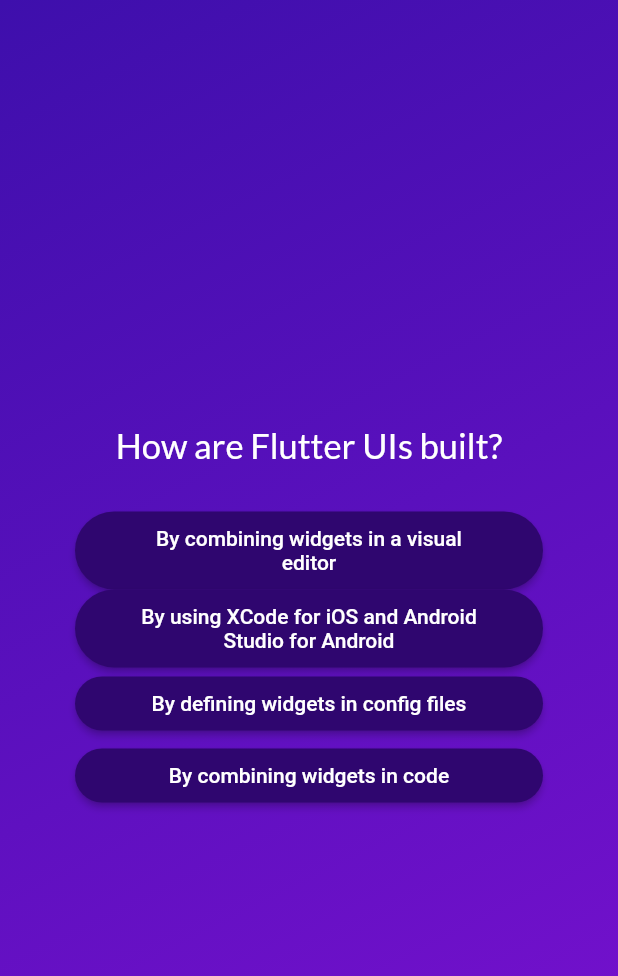
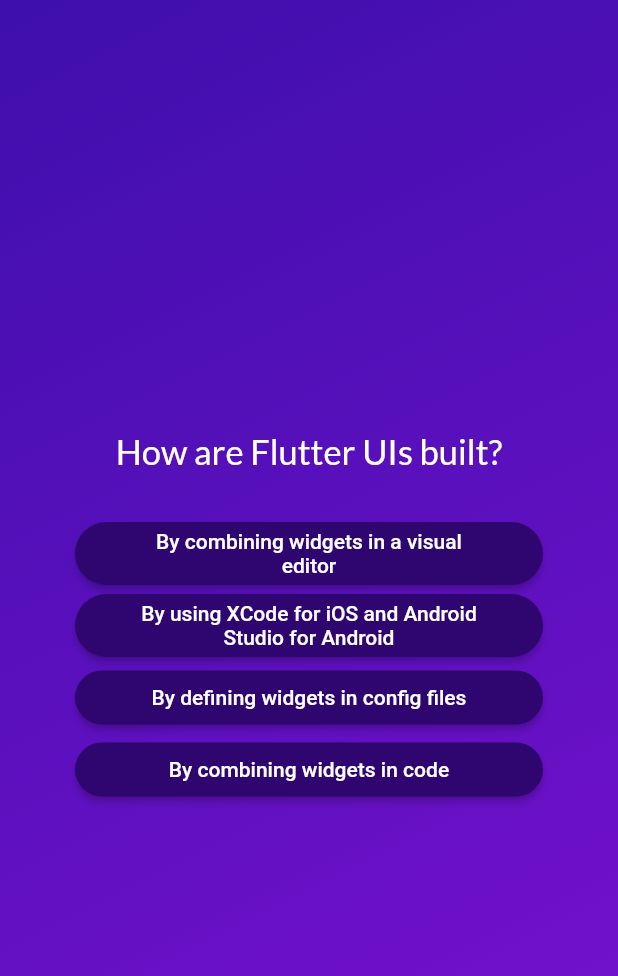
Before and after one commit to Indranilsen2005/Demo_Quiz_App, a Flutter app: the screen it shows after launch, after a tap on "Start Quiz", after a tap on "Components", on a phone screen of 412 x 824 dp. Shown: the top 976 px of the screen. Run offline on Flutter 3.47's test engine with Material 2 defaults, Android fonts, the phone set to English and light mode, and no system bars; our stand-ins replace google_fonts.

Commit message:
Added results screen

```diff
--- a/lib/answer_button.dart
+++ b/lib/answer_button.dart
@@ -12,7 +12,7 @@ class AnswerButton extends StatelessWidget {
       style: ElevatedButton.styleFrom(
         padding: const EdgeInsets.symmetric(
           horizontal: 40,
-          vertical: 10,
+          vertical: 5,
         ),
         backgroundColor: const Color.fromARGB(255, 47, 6, 111),
         foregroundColor: Colors.white,
--- a/lib/questions_screen.dart
+++ b/lib/questions_screen.dart
@@ -4,15 +4,16 @@ import 'package:quiz_app/data/questions.dart';
 import 'package:google_fonts/google_fonts.dart';
 
 class QuestionsScreen extends StatefulWidget {
-  const QuestionsScreen({super.key});
-
+  const QuestionsScreen(this.storeSelectedAnswer, {super.key});
+  final void Function(String answer) storeSelectedAnswer;
   @override
   State<QuestionsScreen> createState() => _QuestionsScreenState();
 }
 
 class _QuestionsScreenState extends State<QuestionsScreen> {
   var currentQuestionIndex = 0;
-  void onTapAnswer() {
+  void onTapAnswer(String selectedAnswer) {
+    widget.storeSelectedAnswer(selectedAnswer);
     setState(() {
       currentQuestionIndex++;
     });
@@ -41,7 +42,11 @@ class _QuestionsScreenState extends State<QuestionsScreen> {
             ),
             const SizedBox(height: 30),
             ...currentQuestion.getShuffledAnswer().map((answer) {
-              return AnswerButton(answerText: answer, onTap: onTapAnswer);
+              return AnswerButton(
+                  answerText: answer,
+                  onTap: () {
+                    onTapAnswer(answer);
+                  });
             }),
           ],
         ),
--- a/lib/quiz.dart
+++ b/lib/quiz.dart
@@ -1,6 +1,8 @@
 import 'package:flutter/material.dart';
 import 'package:quiz_app/questions_screen.dart';
 import 'package:quiz_app/start_screen.dart';
+import 'package:quiz_app/data/questions.dart';
+import 'package:quiz_app/result_screen.dart';
 
 class Quiz extends StatefulWidget {
   const Quiz({super.key});
@@ -17,7 +19,9 @@ class _QuizState extends State<Quiz> {
   //   super.initState();
   // }
 
+  List<String> selectedAnswers = [];
   var activeScreen = 'start-screen';
+  int correctAnswer = 1;
 
   void switchScreen() {
     setState(() {
@@ -25,11 +29,34 @@ class _QuizState extends State<Quiz> {
     });
   }
 
+  void storeSelectedAnswer(String answer) {
+    selectedAnswers.add(answer);
+
+    if (selectedAnswers.length == questions.length) {
+      setState(() {
+        selectedAnswers = [];
+        activeScreen = 'result-screen';
+      });
+    }
+
+    for (var i = 0; i < 5; i++) {
+      if (answer == questions[i].answer[0]) {
+        correctAnswer++;
+      }
+    }
+  }
+
+
+
   @override
   Widget build(BuildContext context) {
     Widget activeWidget = StartScreen(switchScreen);
     if (activeScreen == 'questions-screen') {
-      activeWidget = const QuestionsScreen();
+      activeWidget = QuestionsScreen(storeSelectedAnswer);
+    }
+
+    if (activeScreen == 'result-screen') {
+      activeWidget = ResultScreen(correctAnswer);
     }
 
     return MaterialApp(
```
Also changed, not shown: lib/result_screen.dart (added, +35 -0 lines).
